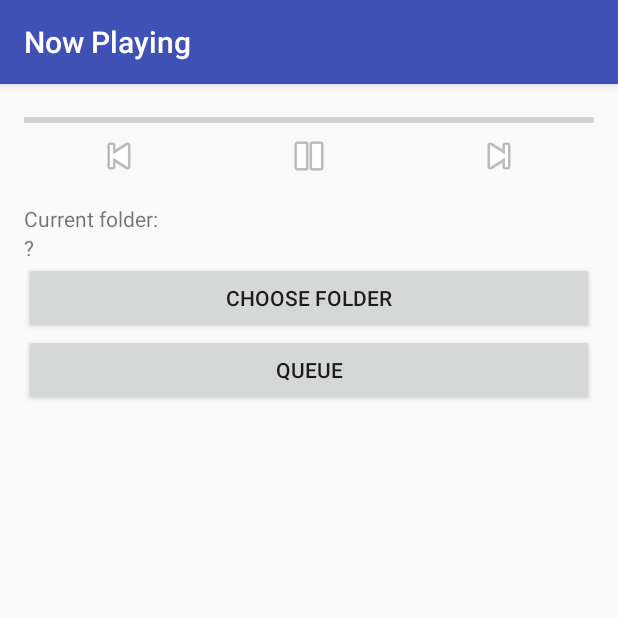
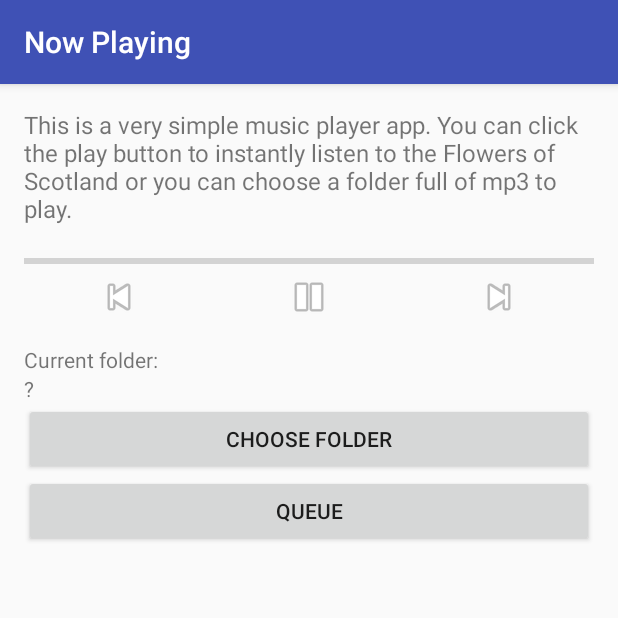
Before and after one commit to czettnersandor/android-MusicPlayer, an Android app: the screen it shows after launch (NowplayingActivity), after a tap on "Play", on a phone screen of 412 x 824 dp, the top half of it. Run offline under Robolectric (Android 15) with nearby library versions, the phone set to English and light mode, and no system bars; libraries missing offline, so code that uses them is left out: net.rdrei.android; 2 statements that could not run were skipped.

Commit message:
back to now playing from queue and activity labels

```diff
--- a/app/src/main/java/com/czettner/musicplayer/NowplayingActivity.java
+++ b/app/src/main/java/com/czettner/musicplayer/NowplayingActivity.java
@@ -6,9 +6,11 @@ import android.content.Context;
 import android.content.Intent;
 import android.content.ServiceConnection;
 
+import android.os.Handler;
 import android.os.IBinder;
 import android.support.v7.app.AppCompatActivity;
 import android.os.Bundle;
+import android.util.Log;
 import android.view.View;
 import android.widget.ImageButton;
 import android.widget.ProgressBar;
@@ -27,7 +29,8 @@ public class NowplayingActivity extends AppCompatActivity {
     private ImageButton nextButton;
     private TextView currentFolderText;
     private PlayerService mPlayerService;
-    private boolean mBound;
+    private boolean mBound = false;
+    private boolean mUpdateProgress = true;
 
     @Override
     protected void onCreate(Bundle savedInstanceState) {
@@ -49,17 +52,22 @@ public class NowplayingActivity extends AppCompatActivity {
                           i.setAction(PlayerService.ACTION_PAUSE);
                           startService(i);
                           playButton.setImageResource(android.R.drawable.ic_media_play);
+                          mUpdateProgress = false;
                       } else {
                           Intent i = new Intent(NowplayingActivity.this, PlayerService.class);
                           i.setAction(PlayerService.ACTION_RESUME);
                           startService(i);
                           playButton.setImageResource(android.R.drawable.ic_media_pause);
+                          mUpdateProgress = true;
+                          handler.post(mUpdateRunnable);
                       }
                   } else {
                       Intent i = new Intent(NowplayingActivity.this, PlayerService.class);
                       i.setAction(PlayerService.ACTION_PLAY_TEST);
                       startService(i);
                       playButton.setImageResource(android.R.drawable.ic_media_pause);
+                      mUpdateProgress = true;
+                      mUpdateRunnable.run();
                   }
 
               }
@@ -153,7 +161,8 @@ public class NowplayingActivity extends AppCompatActivity {
         i.putExtra("directory", dir);
         startService(i);
         playButton.setImageResource(android.R.drawable.ic_media_pause);
-
+        mUpdateProgress = true;
+        handler.post(mUpdateRunnable);
     }
 
     /** Defines callbacks for service binding, passed to bindService() */
@@ -174,4 +183,19 @@ public class NowplayingActivity extends AppCompatActivity {
         }
     };
 
+    // This code updates the progress bar
+    final Handler handler = new Handler();
+    private Runnable mUpdateRunnable = new Runnable() {
+        @Override
+        public void run() {
+            if (mPlayerService != null && mPlayerService.isPlaying()) {
+                progressBar.setMax(mPlayerService.getDuration());
+                progressBar.setProgress(mPlayerService.getCurrentPosition());
+            }
+            if (mUpdateProgress) {
+                handler.postDelayed(mUpdateRunnable, 500);
+            }
+        }
+    };
+
 }
--- a/app/src/main/res/layout/activity_nowplaying.xml
+++ b/app/src/main/res/layout/activity_nowplaying.xml
@@ -9,6 +9,11 @@
     android:paddingTop="@dimen/activity_vertical_margin"
     android:orientation="vertical"
     tools:context="com.czettner.musicplayer.NowplayingActivity">
+    <TextView
+        style="@style/activityLabel"
+        android:layout_width="match_parent"
+        android:layout_height="wrap_content"
+        android:text="@string/nowplaying_label"/>
     <ProgressBar
         android:id="@+id/progress"
         style="@style/Widget.AppCompat.ProgressBar.Horizontal"
--- a/app/src/main/res/values/strings.xml
+++ b/app/src/main/res/values/strings.xml
@@ -9,4 +9,7 @@
     <string name="queue">Queue</string>
     <string name="song">Song</string>
     <string name="music_queue">Music Queue</string>
+    <string name="music_queue_label">Hereby shown the music queue currently played</string>
+    <string name="nowplaying_label">This is a very simple music player app. You can click the play button to instantly listen to the Flowers of Scotland or you can choose a folder full of mp3 to play.</string>
+    <string name="backto_nowplaying">Now Playing</string>
 </resources>
--- a/app/src/main/res/values/styles.xml
+++ b/app/src/main/res/values/styles.xml
@@ -14,4 +14,9 @@
         <item name="android:background">@null</item>
     </style>
 
+    <style name="activityLabel">
+        <item name="android:layout_marginBottom">16dp</item>
+        <item name="android:textSize">16sp</item>
+    </style>
+
 </resources>
```
Also changed, not shown: app/src/main/java/com/czettner/musicplayer/PlayerService.java (+8 -0 lines), app/src/main/java/com/czettner/musicplayer/QueueActivity.java (+14 -0 lines), app/src/main/res/layout/activity_queue.xml (+16 -1 lines).
